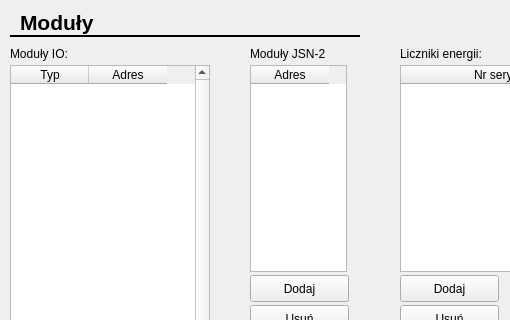
kaczmar55/koneor_v2, file CfgForms/ciomodulescfgform.ui: the form before one commit; both pictures show x 0 to 510 and y 0 to 320 of the 835 by 415 pixel window.
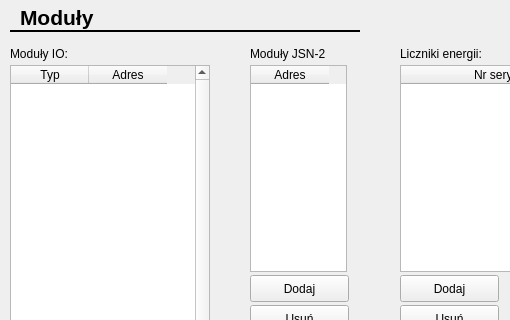
The form after the commit.

```diff
--- a/CfgForms/ciomodulescfgform.ui
+++ b/CfgForms/ciomodulescfgform.ui
@@ -220,7 +220,7 @@
    <property name="geometry">
     <rect>
      <x>20</x>
-     <y>10</y>
+     <y>5</y>
      <width>130</width>
      <height>25</height>
     </rect>
@@ -244,7 +244,7 @@
    <property name="geometry">
     <rect>
      <x>10</x>
-     <y>35</y>
+     <y>30</y>
      <width>350</width>
      <height>3</height>
     </rect>
```
